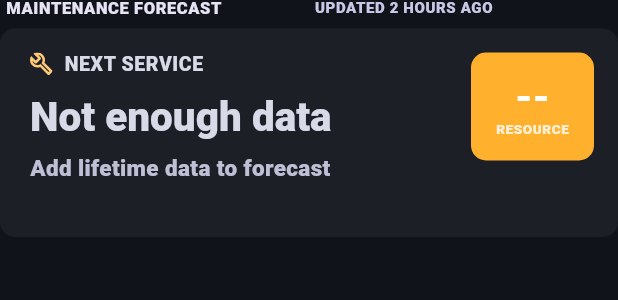
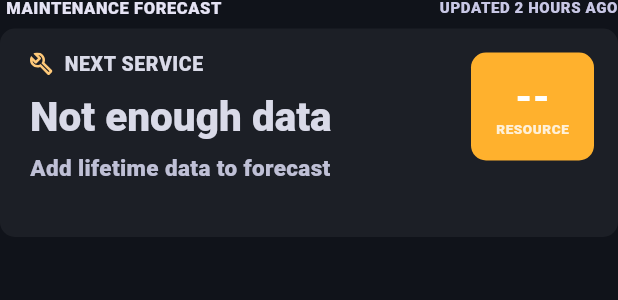
Before and after one commit to my-talking-shaha/my-talking-shaha, a Flutter app: the MaintenanceForecastCard widget shown alone on an empty page, opened directly with empty values, on a phone screen of 412 x 824 dp. Shown: the top 300 px of the screen. Run offline on Flutter 3.47's test engine with Material 3 defaults, Android fonts, the light colour scheme and no system bars; our stand-ins replace flutter_riverpod, flutter_svg, go_router, image_picker; project files that could hold a hidden picture were left out.

Commit message:
fix: last updated text alignment

```diff
--- a/frontend/lib/features/parts/presentation/widgets/maintenance_forecast_card.dart
+++ b/frontend/lib/features/parts/presentation/widgets/maintenance_forecast_card.dart
@@ -25,10 +25,10 @@ final class MaintenanceForecastCard extends StatelessWidget {
         knownParts.isEmpty ? null : _averagePercent(knownParts);
 
     return Column(
-      crossAxisAlignment: CrossAxisAlignment.start,
+      crossAxisAlignment: CrossAxisAlignment.stretch,
       children: [
         Padding(
-          padding: const EdgeInsets.symmetric(horizontal: AppSpacing.xs),
+          padding: const EdgeInsets.only(left: AppSpacing.xs),
           child: Row(
             children: [
               Expanded(
@@ -45,7 +45,7 @@ final class MaintenanceForecastCard extends StatelessWidget {
                 ),
               ),
               const SizedBox(width: AppSpacing.sm),
-              Flexible(
+              Expanded(
                 child: Text(
                   lastUpdatedLabel,
                   maxLines: 1,
@@ -64,6 +64,7 @@ final class MaintenanceForecastCard extends StatelessWidget {
         ),
         const SizedBox(height: AppSpacing.sm),
         DecoratedBox(
+          key: const ValueKey('maintenance_forecast_card_body'),
           decoration: BoxDecoration(
             borderRadius: BorderRadius.circular(PartsDesignMetrics.cardRadius),
             color: PartsDesignColors.cardBackground,
```
Also changed, not shown: 1 other file.
